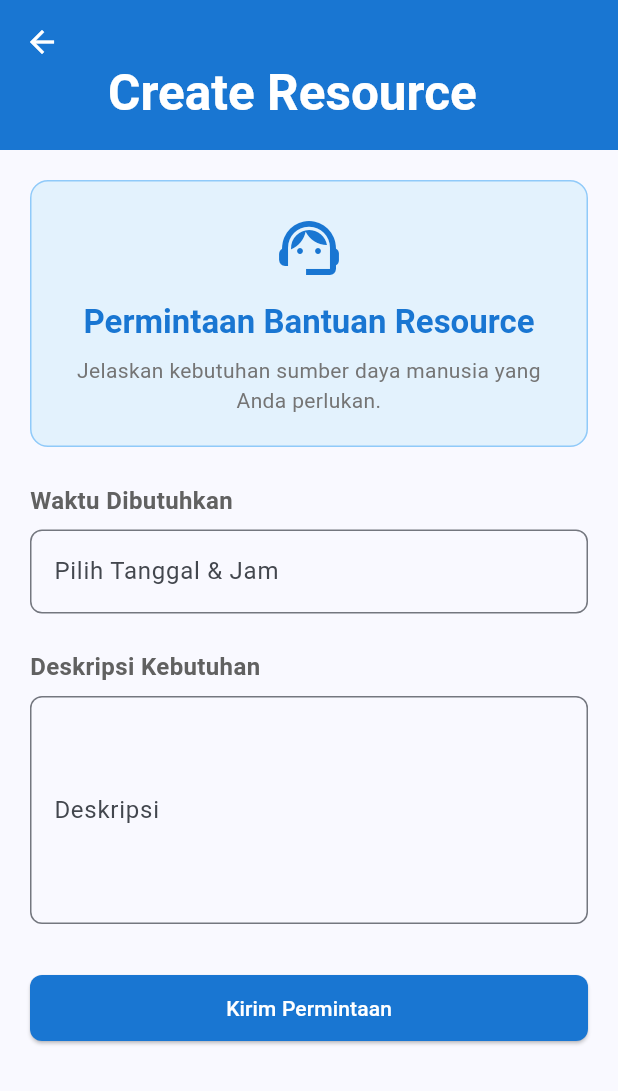
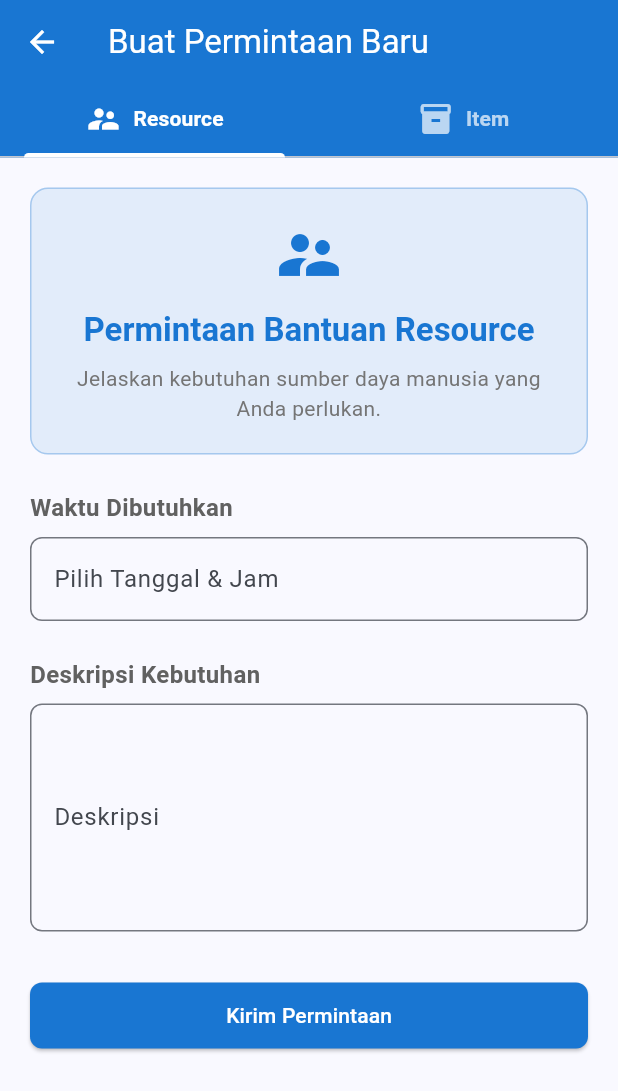
Before and after one commit to ridhosamir/masbro_inpower_app, a Flutter app: the CreateRequestScreen screen opened directly, on a phone screen of 412 x 824 dp. Shown: the top 1091 px of the screen. Run offline on Flutter 3.47's test engine with Material 3 defaults, Android fonts, the light colour scheme and no system bars; our stand-ins replace cached_network_image, cloud_firestore, device_preview, firebase_auth, firebase_core, firebase_storage and 2 more; accounts and stored records are empty.

Commit message:
membuatkan penambahan item barang pada resource untuk employee

```diff
--- a/lib/models/resourceApp/request_model.dart
+++ b/lib/models/resourceApp/request_model.dart
@@ -8,6 +8,7 @@ class RequestModel {
   final String description;
   final String status;
   final DateTime createdAt;
+  final String request;
   final String? timeRequired;
   final String? completionReason;
   final String? assignedTechnicianId;
@@ -21,6 +22,7 @@ class RequestModel {
     required this.description,
     required this.status,
     required this.createdAt,
+    required this.request,
     this.timeRequired,
     this.completionReason,
     this.assignedTechnicianId,
@@ -39,6 +41,7 @@ class RequestModel {
       description: data['description'] ?? '',
       status: data['status'] ?? 'open',
       createdAt: (data['createdAt'] as Timestamp).toDate(),
+      request: data['request'] ?? 'resource',
       timeRequired: data['timeRequired'],
       completionReason: data['completionReason'],
       assignedTechnicianId: data['assignedTechnicianId'],
@@ -57,6 +60,7 @@ class RequestModel {
       'description': description,
       'status': status,
       'createdAt': Timestamp.fromDate(createdAt),
+      'request': request,
       'timeRequired': timeRequired,
       'completionReason': completionReason,
       'assignedTechnicianId': assignedTechnicianId,
@@ -116,6 +120,7 @@ class RequestModel {
     String? description,
     String? status,
     DateTime? createdAt,
+    String? request,
     String? timeRequired,
     String? completionReason,
     String? assignedTechnicianId,
@@ -129,6 +134,7 @@ class RequestModel {
       description: description ?? this.description,
       status: status ?? this.status,
       createdAt: createdAt ?? this.createdAt,
+      request: request ?? this.request,
       timeRequired: timeRequired ?? this.timeRequired,
       completionReason: completionReason ?? this.completionReason,
       assignedTechnicianId: assignedTechnicianId ?? this.assignedTechnicianId,
--- a/lib/models/resourceApp/task_model.dart
+++ b/lib/models/resourceApp/task_model.dart
@@ -10,6 +10,7 @@ class TaskModel {
   final String description;
   final String status; // inProgress, completed
   final DateTime assignedAt;
+  final String request;
   final String? timeRequired;
   final DateTime? completedAt;
   final String? completionNote;
@@ -23,6 +24,7 @@ class TaskModel {
     required this.description,
     required this.status,
     required this.assignedAt,
+    required this.request,
     this.timeRequired,
     this.completedAt,
     this.completionNote,
@@ -39,6 +41,7 @@ class TaskModel {
       description: data['description'] ?? '',
       status: data['status'] ?? 'inProgress',
       assignedAt: (data['assignedAt'] as Timestamp).toDate(),
+      request: data['request'] ?? 'resource',
       timeRequired: data['timeRequired'],
       completedAt: data['completedAt'] != null
           ? (data['completedAt'] as Timestamp).toDate()
@@ -56,6 +59,7 @@ class TaskModel {
       'description': description,
       'status': status,
       'assignedAt': Timestamp.fromDate(assignedAt),
+      'request': request,
       'timeRequired': timeRequired,
       'completedAt':
           completedAt != null ? Timestamp.fromDate(completedAt!) : null,
--- a/lib/screens/employee/resourceApp/create_request_screen.dart
+++ b/lib/screens/employee/resourceApp/create_request_screen.dart
@@ -16,19 +16,34 @@ class CreateRequestScreen extends StatefulWidget {
   State<CreateRequestScreen> createState() => _CreateRequestScreenState();
 }
 
-class _CreateRequestScreenState extends State<CreateRequestScreen> {
+class _CreateRequestScreenState extends State<CreateRequestScreen>
+    with SingleTickerProviderStateMixin {
   final _formKey = GlobalKey<FormState>();
   final _descriptionController = TextEditingController();
   final _timeRequiredController = TextEditingController();
   final FirestoreServiceResource _firestoreService = FirestoreServiceResource();
 
+  late TabController _tabController;
   bool _isLoading = false;
   UserModel? currentUser;
 
   @override
   void initState() {
     super.initState();
+    _tabController = TabController(length: 2, vsync: this);
+    _tabController.addListener(_handleTabSelection);
     _loadUserData();
+  }
+
+  void _handleTabSelection() {
+    if (_tabController.indexIsChanging) {
+      // Membersihkan input field saat tab diganti untuk UX yang lebih baik
+      _formKey.currentState?.reset();
+      _descriptionController.clear();
+      _timeRequiredController.clear();
+      // Memaksa rebuild untuk menampilkan/menyembunyikan field yang sesuai
+      setState(() {});
+    }
   }
 
   Future<void> _loadUserData() async {
@@ -47,6 +62,8 @@ class _CreateRequestScreenState extends State<CreateRequestScreen> {
 
   @override
   void dispose() {
+    _tabController.removeListener(_handleTabSelection);
+    _tabController.dispose();
     _descriptionController.dispose();
     _timeRequiredController.dispose();
     super.dispose();
@@ -75,7 +92,6 @@ class _CreateRequestScreenState extends State<CreateRequestScreen> {
           pickedTime.hour,
           pickedTime.minute,
         );
-        // Format tanggal dan waktu agar mudah dibaca
         String formattedDateTime =
             DateFormat('EEEE, d MMMM yyyy, HH:mm', 'id_ID')
                 .format(finalDateTime);
@@ -93,6 +109,7 @@ class _CreateRequestScreenState extends State<CreateRequestScreen> {
 
     try {
       final authService = Provider.of<AuthService>(context, listen: false);
+      final requestType = _tabController.index == 0 ? 'resource' : 'item';
 
       final request = RequestModel(
         id: '',
@@ -101,7 +118,10 @@ class _CreateRequestScreenState extends State<CreateRequestScreen> {
         description: _descriptionController.text.trim(),
         status: 'open',
         createdAt: DateTime.now(),
-        timeRequired: _timeRequiredController.text.trim(),
+        request: requestType, // Mengisi atribut 'request' baru
+        timeRequired: requestType == 'resource'
+            ? _timeRequiredController.text.trim()
+            : null,
       );
 
       await _firestoreService.createRequest(request);
@@ -133,38 +153,46 @@ class _CreateRequestScreenState extends State<CreateRequestScreen> {
 
   @override
   Widget build(BuildContext context) {
+    final bool isResourceRequest = _tabController.index == 0;
+    final primaryColor = Theme.of(context).primaryColor;
+
     return Scaffold(
       body: CustomScrollView(
         slivers: [
           SliverAppBar(
-            expandedHeight: 100,
-            floating: false,
             pinned: true,
-            backgroundColor: Theme.of(context).primaryColor,
+            expandedHeight: 90.0,
+            backgroundColor: primaryColor,
             leading: IconButton(
               icon: const Icon(Icons.arrow_back, color: Colors.white),
               onPressed: () => Navigator.pop(context),
             ),
-            flexibleSpace: FlexibleSpaceBar(
-              title: const Text(
-                'Create Resource',
-                style: TextStyle(
-                  color: Colors.white,
-                  fontWeight: FontWeight.bold,
-                ),
-              ),
-              background: Container(
-                decoration: BoxDecoration(
-                  gradient: LinearGradient(
-                    begin: Alignment.topLeft,
-                    end: Alignment.bottomRight,
-                    colors: [
-                      Theme.of(context).primaryColor,
-                      Theme.of(context).primaryColor.withOpacity(0.8),
+            title: const Text('Buat Permintaan Baru'),
+            bottom: TabBar(
+              controller: _tabController,
+              indicatorColor: Colors.white,
+              indicatorWeight: 3,
+              labelColor: Colors.white,
+              unselectedLabelColor: Colors.white.withOpacity(0.7),
+              labelStyle: const TextStyle(fontWeight: FontWeight.bold),
+              tabs: const [
+                Tab(
+                    child: Row(
+                        mainAxisAlignment: MainAxisAlignment.center,
+                        children: [
+                      Icon(Icons.supervisor_account),
+                      SizedBox(width: 8),
+                      Text('Resource')
+                    ])),
+                Tab(
+                    child: Row(
+                        mainAxisAlignment: MainAxisAlignment.center,
+                        children: [
+                      Icon(Icons.inventory),
+                      SizedBox(width: 8),
+                      Text('Item')
+                    ])),
               ],
-                  ),
-                ),
-              ),
             ),
           ),
           SliverToBoxAdapter(
@@ -175,79 +203,43 @@ class _CreateRequestScreenState extends State<CreateRequestScreen> {
                 child: Column(
                   crossAxisAlignment: CrossAxisAlignment.start,
                   children: [
-                    Container(
-                      width: double.infinity,
-                      padding: const EdgeInsets.all(20),
-                      decoration: BoxDecoration(
-                        color: Colors.blue[50],
-                        borderRadius: BorderRadius.circular(12),
-                        border: Border.all(color: Colors.blue[200]!),
-                      ),
-                      child: Column(
-                        children: [
-                          Icon(
-                            Icons.support_agent,
-                            size: 48,
-                            color: Theme.of(context).primaryColor,
-                          ),
-                          const SizedBox(height: 12),
-                          Text(
-                            'Permintaan Bantuan Resource',
-                            style: Theme.of(context)
-                                .textTheme
-                                .titleLarge
-                                ?.copyWith(
-                                  fontWeight: FontWeight.bold,
-                                  color: Theme.of(context).primaryColor,
-                                ),
-                          ),
-                          const SizedBox(height: 8),
-                          Text(
-                            'Jelaskan kebutuhan sumber daya manusia yang Anda perlukan.',
-                            style: TextStyle(color: Colors.grey[600]),
-                            textAlign: TextAlign.center,
-                          ),
-                        ],
-                      ),
-                    ),
+                    // --- Header Dinamis ---
+                    _buildDynamicHeader(isResourceRequest, primaryColor),
                     const SizedBox(height: 24),
-                    Text(
-                      'Waktu Dibutuhkan',
-                      style: TextStyle(
-                        fontSize: 16,
-                        fontWeight: FontWeight.bold,
-                        color: Colors.grey[700],
-                      ),
-                    ),
-                    const SizedBox(height: 8),
+
+                    // --- Form Field Dinamis ---
+                    if (isResourceRequest) ...[
+                      _buildLabel('Waktu Dibutuhkan'),
                       CustomTextField(
                         labelText: 'Pilih Tanggal & Jam',
                         hintText: 'Contoh: 23 Juli 2025, 14:00',
                         controller: _timeRequiredController,
                         readOnly: true,
                         onTap: _selectDateTime,
+                        prefixIcon: Icons.calendar_today,
                         validator: (value) {
-                        if (value == null || value.isEmpty) {
+                          if (isResourceRequest &&
+                              (value == null || value.isEmpty)) {
                             return 'Harap tentukan waktu yang dibutuhkan';
                           }
                           return null;
                         },
                       ),
                       const SizedBox(height: 24),
-                    Text(
-                      'Deskripsi Kebutuhan',
-                      style: TextStyle(
-                        fontSize: 16,
-                        fontWeight: FontWeight.bold,
-                        color: Colors.grey[700],
-                      ),
-                    ),
-                    const SizedBox(height: 8),
+                    ],
+                    _buildLabel(isResourceRequest
+                        ? 'Deskripsi Kebutuhan'
+                        : 'Deskripsi Item'),
                     CustomTextField(
                       labelText: 'Deskripsi',
-                      hintText: 'Jelaskan kebutuhan Anda secara detail...',
+                      hintText: isResourceRequest
+                          ? 'Jelaskan kebutuhan Anda secara detail...'
+                          : 'Contoh: Saya membutuhkan peralatan kantor, elektronik, ATK, dll',
                       controller: _descriptionController,
                       maxLines: 5,
+                      prefixIcon: isResourceRequest
+                          ? Icons.description_outlined
+                          : Icons.inventory_2_outlined,
                       validator: (value) {
                         if (value == null || value.isEmpty) {
                           return 'Harap jelaskan kebutuhan Anda';
@@ -263,6 +255,7 @@ class _CreateRequestScreenState extends State<CreateRequestScreen> {
                       text: 'Kirim Permintaan',
                       onPressed: _submitRequest,
                       isLoading: _isLoading,
+                      icon: Icons.send,
                     ),
                   ],
                 ),
@@ -273,4 +266,59 @@ class _CreateRequestScreenState extends State<CreateRequestScreen> {
       ),
     );
   }
+
+  Widget _buildLabel(String text) {
+    return Column(
+      children: [
+        Text(
+          text,
+          style: TextStyle(
+            fontSize: 16,
+            fontWeight: FontWeight.bold,
+            color: Colors.grey[700],
+          ),
+        ),
+        const SizedBox(height: 8),
+      ],
+    );
   }
+
+  Widget _buildDynamicHeader(bool isResourceRequest, Color primaryColor) {
+    return Container(
+      width: double.infinity,
+      padding: const EdgeInsets.all(20),
+      decoration: BoxDecoration(
+        color: primaryColor.withOpacity(0.1),
+        borderRadius: BorderRadius.circular(12),
+        border: Border.all(color: primaryColor.withOpacity(0.3)),
+      ),
+      child: Column(
+        children: [
+          Icon(
+            isResourceRequest ? Icons.supervisor_account : Icons.inventory,
+            size: 48,
+            color: primaryColor,
+          ),
+          const SizedBox(height: 12),
+          Text(
+            isResourceRequest
+                ? 'Permintaan Bantuan Resource'
+                : 'Permintaan Pengadaan Item',
+            style: Theme.of(context).textTheme.titleLarge?.copyWith(
+                  fontWeight: FontWeight.bold,
+                  color: primaryColor,
+                ),
+          ),
+          const SizedBox(height: 8),
+          Text(
+            isResourceRequest
+                ? 'Jelaskan kebutuhan sumber daya manusia yang Anda perlukan.'
+                : 'Jelaskan item atau barang yang Anda butuhkan untuk pekerjaan.',
+            style: TextStyle(color: Colors.grey[600]),
+            textAlign: TextAlign.center,
+          ),
+        ],
+      ),
+    );
+  }
+}
--- a/lib/screens/employee/resourceApp/request_detail_screen.dart
+++ b/lib/screens/employee/resourceApp/request_detail_screen.dart
@@ -88,6 +88,7 @@ class RequestDetailScreen extends StatelessWidget {
 
   @override
   Widget build(BuildContext context) {
+    final bool isResourceRequest = request.request == 'resource';
     return Scaffold(
       appBar: AppBar(
         title: const Text('Detail Permintaan'),
@@ -145,6 +146,11 @@ class RequestDetailScreen extends StatelessWidget {
                 Icons.person,
                 'Pemohon',
                 request.employeeName,
+              ),
+              _buildInfoRow(
+                isResourceRequest ? Icons.supervisor_account : Icons.inventory,
+                'Kebutuhan',
+                '${request.request[0].toUpperCase()}${request.request.substring(1)}',
               ),
               if (request.timeRequired != null &&
                   request.timeRequired!.isNotEmpty)
--- a/lib/services/resourceApp/firestore_service.dart
+++ b/lib/services/resourceApp/firestore_service.dart
@@ -86,6 +86,7 @@ class FirestoreServiceResource {
         status: 'inProgress',
         assignedAt: DateTime.now(),
         timeRequired: request.timeRequired,
+        request: request.request,
       );
       batch.set(taskRef, task.toMap());
 
@@ -122,10 +123,11 @@ class FirestoreServiceResource {
           requesterName: request.employeeName,
           description: request.description,
           status: 'completed',
-          assignedAt: DateTime.now(),
+          assignedAt: request.createdAt,
           completedAt: DateTime.now(),
           completionNote: reason,
           timeRequired: request.timeRequired,
+          request: request.request,
         );
         batch.set(taskRef, task.toMap());
       } else {
--- a/lib/widgets/custom_text_field.dart
+++ b/lib/widgets/custom_text_field.dart
@@ -10,6 +10,7 @@ class CustomTextField extends StatelessWidget {
   final bool readOnly;
   final VoidCallback? onTap;
   final String? Function(String?)? validator;
+  final IconData? prefixIcon;
 
   const CustomTextField({
     Key? key,
@@ -22,6 +23,7 @@ class CustomTextField extends StatelessWidget {
     this.readOnly = false,
     this.onTap,
     this.validator,
+    this.prefixIcon,
   }) : super(key: key);
 
   @override
```
Also changed, not shown: lib/screens/employee/resourceApp/employee_dashboard.dart (+48 -13 lines). Lines whose indentation alone changed are shown as unchanged.
